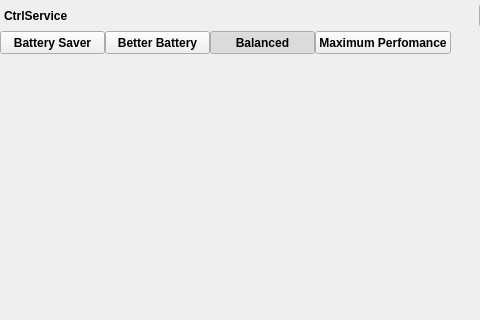
Qt form CtrlMainWindow.ui (xodj/RyzenAdjCtrl) before a commit; both pictures show x 0 to 480 and y 0 to 320 of the 750 by 450 pixel window.
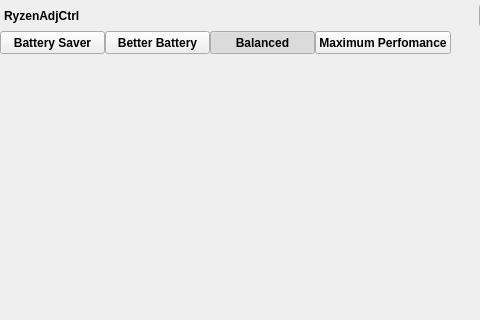
The same form after that commit.

Commit message: window name fix

```diff
--- a/CtrlMainWindow.ui
+++ b/CtrlMainWindow.ui
@@ -81,7 +81,7 @@
           <string notr="true"/>
          </property>
          <property name="text">
-          <string>CtrlService</string>
+          <string>RyzenAdjCtrl</string>
          </property>
         </widget>
        </item>
```
Left out of the diff: 2 changed lines with no effect on the pictures. The commit also changes 2 other files.
